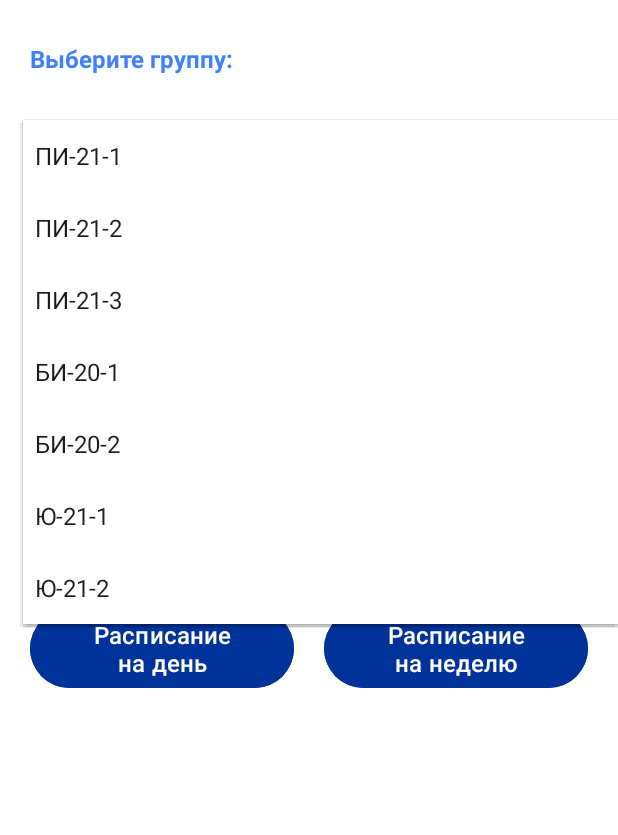
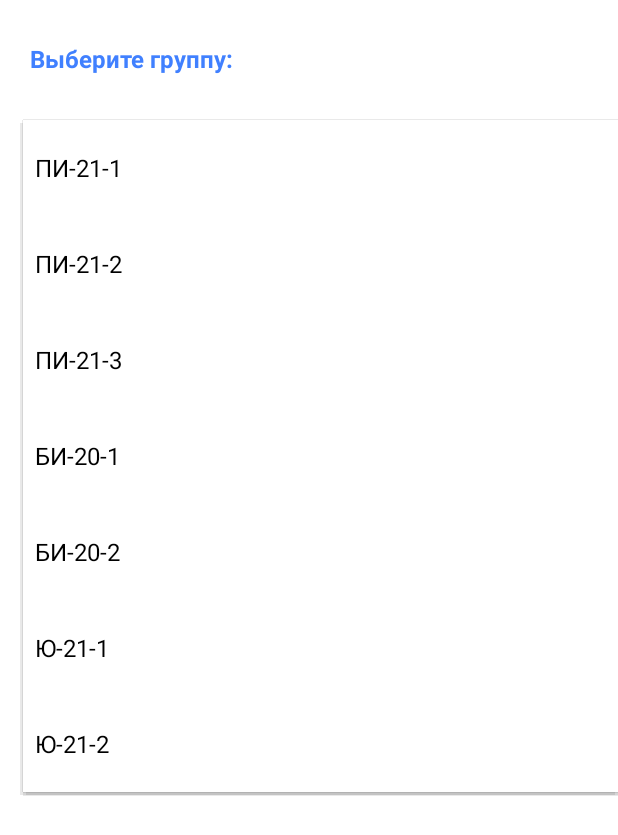
Before and after one commit to NellKree/HSE-AS-Timetable, an Android app: the StudentActivity screen opened directly, with no data from a screen before it, after a tap on an icon or button, on a phone screen of 412 x 824 dp. Shown: the top 835 px of the screen. Run offline under Robolectric (Android 15) with nearby library versions, the phone set to English and light mode, and no system bars.

Commit message:
Update 15.04.2024 --- 5+

```diff
--- a/app/src/main/java/org/hse/android/BaseActivity.java
+++ b/app/src/main/java/org/hse/android/BaseActivity.java
@@ -87,6 +87,7 @@ public abstract class BaseActivity extends AppCompatActivity {
         }
     }
 
+
     protected void showScheduleImpl(ScheduleMode mode, ScheduleType type, Group group) {
         Intent intent = new Intent(this, ScheduleActivity.class);
         intent.putExtra(ScheduleActivity.ARG_ID, group.getId());
--- a/app/src/main/java/org/hse/android/StudentActivity.java
+++ b/app/src/main/java/org/hse/android/StudentActivity.java
@@ -38,14 +38,16 @@ public class StudentActivity extends BaseActivity {
         initGroupList(groups, "Ю", 21, 2);
 
         ArrayAdapter<?> adapter = new ArrayAdapter<>(this, android.R.layout.simple_spinner_item, groups);
-        adapter.setDropDownViewResource(android.R.layout.simple_spinner_dropdown_item);
+        adapter.setDropDownViewResource(R.layout.spinner_dropdown_item);
 
         spinner.setAdapter(adapter);
 
         spinner.setOnItemSelectedListener(new AdapterView.OnItemSelectedListener() {
             @Override
-            public void onItemSelected(AdapterView<?> parent, View view, int position, long id) {
-                Object item = adapter.getItem(position);
+            public void onItemSelected(AdapterView<?> parent, View view, int selectedItemPosition, long id) {
+                Object item = adapter.getItem(selectedItemPosition);
+                ((TextView) parent.getChildAt(0)).setTextColor(getColor(R.color.black));
+                ((TextView) parent.getChildAt(0)).setTextSize(20);
             }
 
             @Override
--- /dev/null
+++ b/app/src/main/res/layout/spinner_dropdown_item.xml
@@ -0,0 +1,10 @@
+<?xml version="1.0" encoding="utf-8"?>
+<CheckedTextView xmlns:android="http://schemas.android.com/apk/res/android"
+    android:id="@android:id/text1"
+    style="?android:attr/spinnerDropDownItemStyle"
+    android:maxLines="1"
+    android:layout_width="match_parent"
+    android:layout_height="?android:attr/listPreferredItemHeight"
+    android:ellipsize="marquee"
+    android:textColor="@color/black"
+    android:textSize="16sp"/>
```
Also changed, not shown: app/src/main/java/org/hse/android/TeacherActivity.java (+5 -3 lines), app/src/main/res/layout/activity_schedule.xml (+4 -4 lines).
